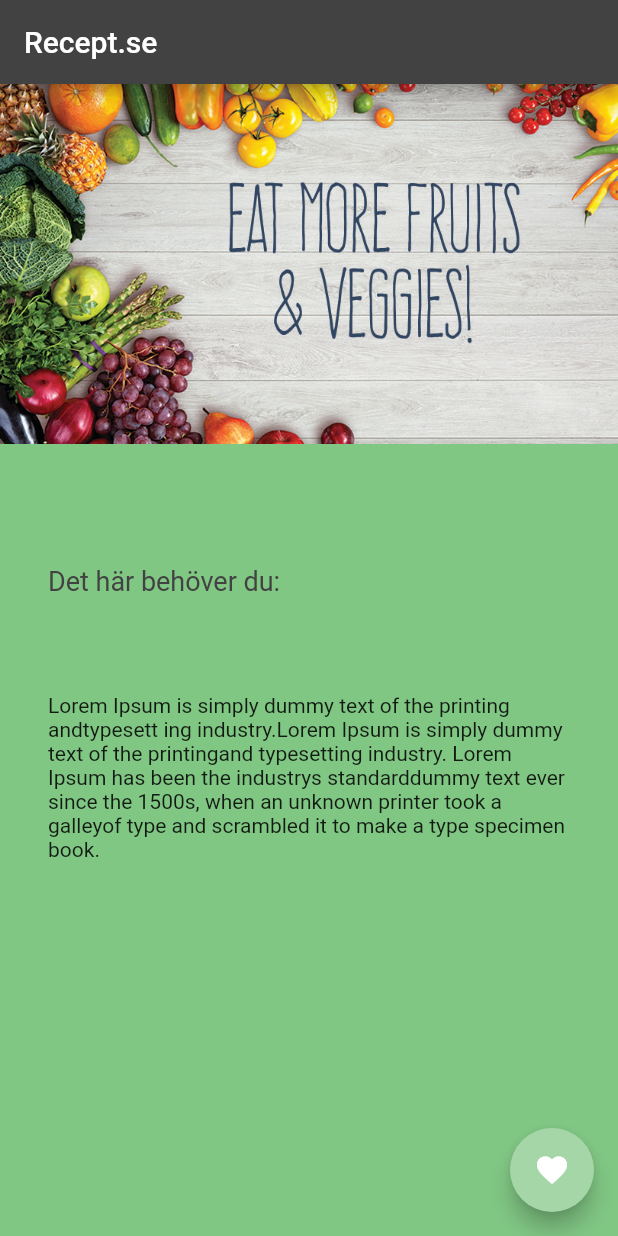
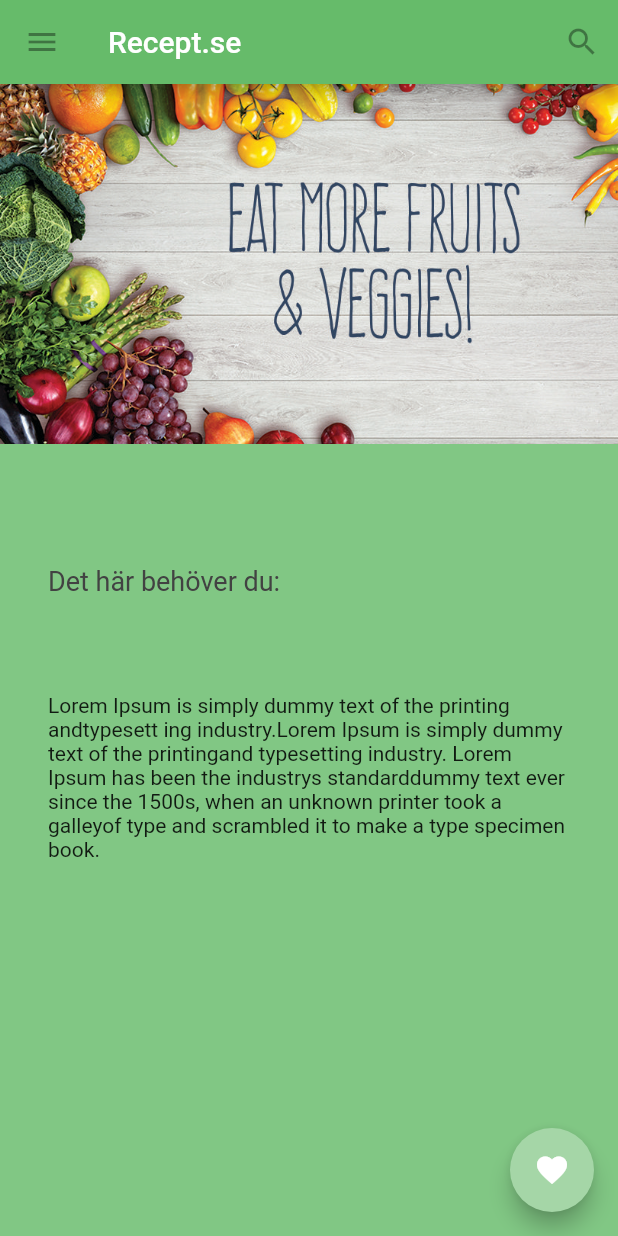
Before and after one commit to msmalinosterberg/flutter-app-veggies.nu, a Flutter app: the screen it shows after launch, on a phone screen of 412 x 824 dp. Run offline on Flutter 3.47's test engine with Material 2 defaults, Android fonts, the phone set to English and light mode, and no system bars.

Commit message:
added a search and menu icon

```diff
--- a/lib/main.dart
+++ b/lib/main.dart
@@ -54,8 +54,21 @@ class FoodApp extends StatelessWidget {
     return MaterialApp(
       title: 'Recept.se',
       home: Scaffold(
-        appBar:
-            AppBar(title: Text('Recept.se'), backgroundColor: Colors.grey[800]),
+        appBar: AppBar(
+          title: Text('Recept.se'),
+          backgroundColor: Colors.green[400],
+          leading: IconButton(
+              icon: Icon(Icons.menu),
+              tooltip: 'Navigation menu',
+              onPressed: null),
+          actions: <Widget>[
+            IconButton(
+              icon: Icon(Icons.search),
+              tooltip: 'Search',
+              onPressed: null,
+            ),
+          ],
+        ),
         body: Column(
           children: [
             Image.asset(
```
